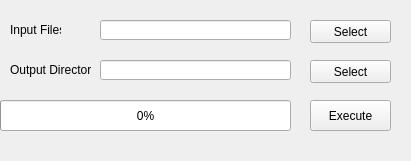
Old version of the form camberUIDialog.ui in the repository SamHockenberry15/CamberDiscGolfBackgroundRemovalTool.
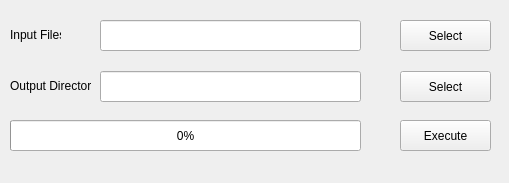
New version of the form. Icons and pictures are not drawn.

```diff
--- a/camberUIDialog.ui
+++ b/camberUIDialog.ui
@@ -6,8 +6,8 @@
    <rect>
     <x>0</x>
     <y>0</y>
-    <width>411</width>
-    <height>161</height>
+    <width>509</width>
+    <height>183</height>
    </rect>
   </property>
   <property name="windowTitle">
@@ -21,10 +21,10 @@
    <widget class="QPushButton" name="inputFileButton">
     <property name="geometry">
      <rect>
-      <x>310</x>
+      <x>400</x>
       <y>20</y>
-      <width>81</width>
-      <height>23</height>
+      <width>91</width>
+      <height>31</height>
      </rect>
     </property>
     <property name="text">
@@ -35,18 +35,18 @@
     <property name="geometry">
      <rect>
       <x>100</x>
-      <y>60</y>
-      <width>191</width>
-      <height>20</height>
+      <y>71</y>
+      <width>261</width>
+      <height>31</height>
      </rect>
     </property>
    </widget>
    <widget class="QProgressBar" name="progressBar">
     <property name="geometry">
      <rect>
-      <x>0</x>
-      <y>100</y>
-      <width>291</width>
+      <x>10</x>
+      <y>120</y>
+      <width>351</width>
       <height>31</height>
      </rect>
     </property>
@@ -74,18 +74,18 @@
      <rect>
       <x>100</x>
       <y>20</y>
-      <width>191</width>
-      <height>20</height>
+      <width>261</width>
+      <height>31</height>
      </rect>
     </property>
    </widget>
    <widget class="QPushButton" name="outputDirButton">
     <property name="geometry">
      <rect>
-      <x>310</x>
-      <y>60</y>
-      <width>81</width>
-      <height>23</height>
+      <x>400</x>
+      <y>71</y>
+      <width>91</width>
+      <height>31</height>
      </rect>
     </property>
     <property name="text">
@@ -96,9 +96,9 @@
     <property name="geometry">
      <rect>
       <x>10</x>
-      <y>60</y>
+      <y>70</y>
       <width>81</width>
-      <height>20</height>
+      <height>31</height>
      </rect>
     </property>
     <property name="text">
@@ -109,9 +109,9 @@
     <property name="geometry">
      <rect>
       <x>10</x>
-      <y>20</y>
+      <y>19</y>
       <width>51</width>
-      <height>20</height>
+      <height>31</height>
      </rect>
     </property>
     <property name="text">
@@ -121,9 +121,9 @@
    <widget class="QPushButton" name="executeButton">
     <property name="geometry">
      <rect>
-      <x>310</x>
-      <y>100</y>
-      <width>81</width>
+      <x>400</x>
+      <y>120</y>
+      <width>91</width>
       <height>31</height>
      </rect>
     </property>
@@ -134,10 +134,10 @@
    <widget class="QLabel" name="mainLabel">
     <property name="geometry">
      <rect>
-      <x>10</x>
-      <y>140</y>
-      <width>47</width>
-      <height>13</height>
+      <x>20</x>
+      <y>160</y>
+      <width>61</width>
+      <height>16</height>
      </rect>
     </property>
     <property name="text">
```
